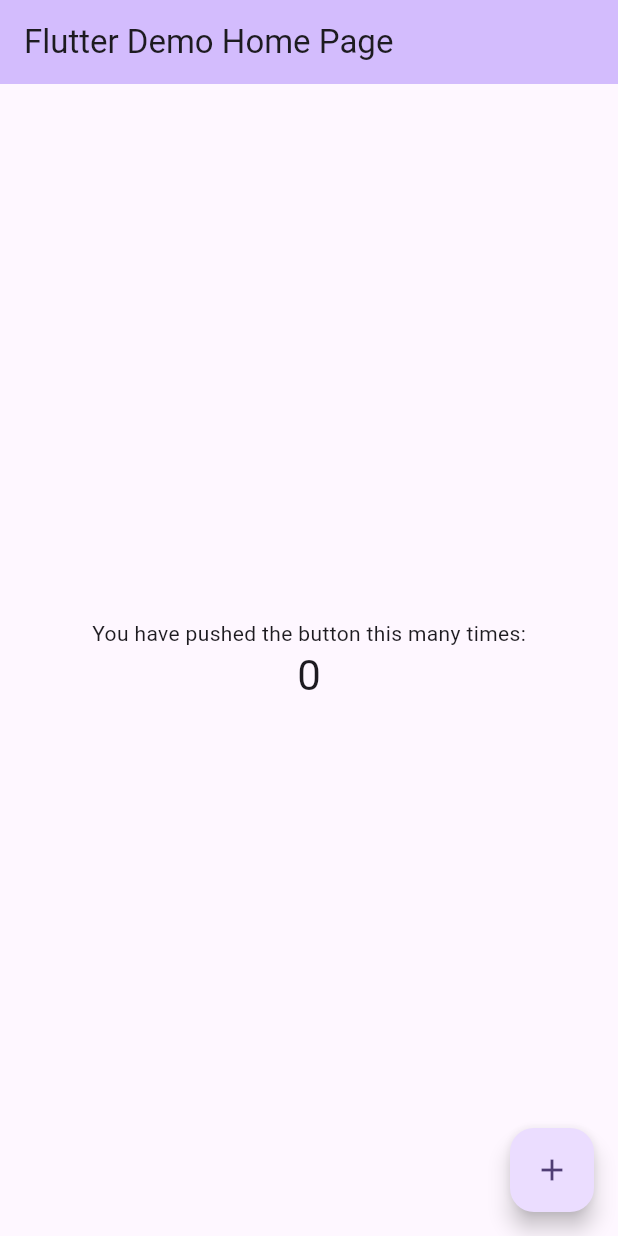
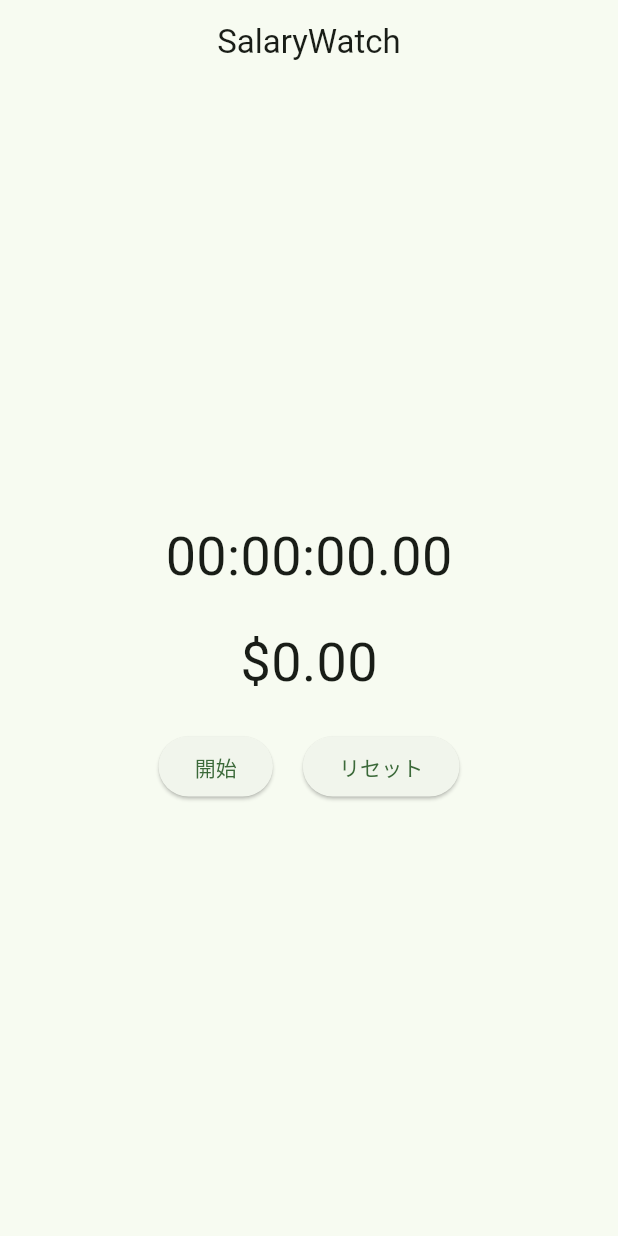
Before and after one commit to twajp/SalaryWatch, a Flutter app: the screen it shows after launch, on a phone screen of 412 x 824 dp. Run offline on Flutter 3.47's test engine with Material 3 defaults, Android fonts, the phone set to English and light mode, and no system bars.

Commit message:
たたき台完成

```diff
--- a/lib/main.dart
+++ b/lib/main.dart
@@ -1,125 +1,153 @@
+import 'dart:async';
 import 'package:flutter/material.dart';
+import 'package:flutter/services.dart';
+import 'package:intl/intl.dart';
 
 void main() {
+  WidgetsFlutterBinding.ensureInitialized();
+  SystemChrome.setPreferredOrientations([
+    // 縦向き
+    DeviceOrientation.portraitUp,
+    DeviceOrientation.portraitDown,
+  ]).then((_) {
     runApp(const MyApp());
+  });
 }
 
 class MyApp extends StatelessWidget {
   const MyApp({super.key});
 
-  // This widget is the root of your application.
   @override
   Widget build(BuildContext context) {
     return MaterialApp(
-      title: 'Flutter Demo',
+      title: 'SalaryWatch',
       theme: ThemeData(
-        // This is the theme of your application.
-        //
-        // TRY THIS: Try running your application with "flutter run". You'll see
-        // the application has a purple toolbar. Then, without quitting the app,
-        // try changing the seedColor in the colorScheme below to Colors.green
-        // and then invoke "hot reload" (save your changes or press the "hot
-        // reload" button in a Flutter-supported IDE, or press "r" if you used
-        // the command line to start the app).
-        //
-        // Notice that the counter didn't reset back to zero; the application
-        // state is not lost during the reload. To reset the state, use hot
-        // restart instead.
-        //
-        // This works for code too, not just values: Most code changes can be
-        // tested with just a hot reload.
-        colorScheme: ColorScheme.fromSeed(seedColor: Colors.deepPurple),
+        colorSchemeSeed: Colors.green,
         useMaterial3: true,
+        brightness: Brightness.light,
       ),
-      home: const MyHomePage(title: 'Flutter Demo Home Page'),
+      darkTheme: ThemeData(
+        colorSchemeSeed: Colors.green,
+        useMaterial3: true,
+        brightness: Brightness.dark,
+      ),
+      debugShowCheckedModeBanner: false,
+      home: const StopwatchPage(title: 'SalaryWatch'),
     );
   }
 }
 
-class MyHomePage extends StatefulWidget {
-  const MyHomePage({super.key, required this.title});
-
-  // This widget is the home page of your application. It is stateful, meaning
-  // that it has a State object (defined below) that contains fields that affect
-  // how it looks.
-
-  // This class is the configuration for the state. It holds the values (in this
-  // case the title) provided by the parent (in this case the App widget) and
-  // used by the build method of the State. Fields in a Widget subclass are
-  // always marked "final".
+class StopwatchPage extends StatefulWidget {
+  const StopwatchPage({super.key, required this.title});
 
   final String title;
 
   @override
-  State<MyHomePage> createState() => _MyHomePageState();
+  StopwatchPageState createState() => StopwatchPageState();
 }
 
-class _MyHomePageState extends State<MyHomePage> {
-  int _counter = 0;
+class StopwatchPageState extends State<StopwatchPage> {
+  Timer? _stopwatchTimer;
+  Timer? _clockTimer;
+  Duration _elapsed = Duration.zero;
+  DateTime _currentTime = DateTime.now();
+  bool _isRunning = false;
+  int hourlyWage = 1200;
 
-  void _incrementCounter() {
+  @override
+  void initState() {
+    super.initState();
+    // 時計用のタイマーを設定して1秒ごとに更新
+    _clockTimer = Timer.periodic(const Duration(seconds: 1), (timer) {
       setState(() {
-      // This call to setState tells the Flutter framework that something has
-      // changed in this State, which causes it to rerun the build method below
-      // so that the display can reflect the updated values. If we changed
-      // _counter without calling setState(), then the build method would not be
-      // called again, and so nothing would appear to happen.
-      _counter++;
+        _currentTime = DateTime.now();
+      });
+    });
+  }
+
+  @override
+  void dispose() {
+    // タイマーのキャンセル
+    _stopwatchTimer?.cancel();
+    _clockTimer?.cancel();
+    super.dispose();
+  }
+
+  void _toggleStopwatch() {
+    if (_isRunning) {
+      // ストップウォッチが動作中の場合、停止
+      _stopwatchTimer?.cancel();
+    } else {
+      // ストップウォッチが停止している場合、開始
+      _stopwatchTimer =
+          Timer.periodic(const Duration(milliseconds: 10), (timer) {
+        setState(() {
+          _elapsed += const Duration(milliseconds: 10);
+        });
+      });
+    }
+    setState(() {
+      _isRunning = !_isRunning; // ストップウォッチの状態をトグル
+    });
+  }
+
+  void _resetStopwatch() {
+    // ストップウォッチをリセット
+    _stopwatchTimer?.cancel();
+    setState(() {
+      _elapsed = Duration.zero;
+      _isRunning = false;
     });
   }
 
   @override
   Widget build(BuildContext context) {
-    // This method is rerun every time setState is called, for instance as done
-    // by the _incrementCounter method above.
-    //
-    // The Flutter framework has been optimized to make rerunning build methods
-    // fast, so that you can just rebuild anything that needs updating rather
-    // than having to individually change instances of widgets.
+    // 端末のロケール情報を取得
+    final Locale currentLocale = Localizations.localeOf(context);
+    // 通貨マークを取得
+    String currencySymbol =
+        NumberFormat.simpleCurrency(locale: currentLocale.toString())
+            .currencySymbol;
+    NumberFormat format = NumberFormat("#,##0.00");
+
     return Scaffold(
       appBar: AppBar(
-        // TRY THIS: Try changing the color here to a specific color (to
-        // Colors.amber, perhaps?) and trigger a hot reload to see the AppBar
-        // change color while the other colors stay the same.
-        backgroundColor: Theme.of(context).colorScheme.inversePrimary,
-        // Here we take the value from the MyHomePage object that was created by
-        // the App.build method, and use it to set our appbar title.
         title: Text(widget.title),
+        centerTitle: true,
       ),
-      body: Center(
-        // Center is a layout widget. It takes a single child and positions it
-        // in the middle of the parent.
-        child: Column(
-          // Column is also a layout widget. It takes a list of children and
-          // arranges them vertically. By default, it sizes itself to fit its
-          // children horizontally, and tries to be as tall as its parent.
-          //
-          // Column has various properties to control how it sizes itself and
-          // how it positions its children. Here we use mainAxisAlignment to
-          // center the children vertically; the main axis here is the vertical
-          // axis because Columns are vertical (the cross axis would be
-          // horizontal).
-          //
-          // TRY THIS: Invoke "debug painting" (choose the "Toggle Debug Paint"
-          // action in the IDE, or press "p" in the console), to see the
-          // wireframe for each widget.
+      body: Column(
         mainAxisAlignment: MainAxisAlignment.center,
-          children: <Widget>[
-            const Text(
-              'You have pushed the button this many times:',
+        children: [
+          Text(
+            '${_elapsed.inHours.toString().padLeft(2, '0')}:'
+            '${(_elapsed.inMinutes % 60).toString().padLeft(2, '0')}:'
+            '${(_elapsed.inSeconds % 60).toString().padLeft(2, '0')}.'
+            '${(_elapsed.inMilliseconds % 1000 / 10).toStringAsFixed(0).padLeft(2, '0')}',
+            style: const TextStyle(fontSize: 36),
           ),
+          const SizedBox(height: 20),
           Text(
-              '$_counter',
-              style: Theme.of(context).textTheme.headlineMedium,
+            '$currencySymbol'
+            '${format.format((_elapsed.inMilliseconds * (hourlyWage / 60 / 60 / 1000)))}',
+            style: const TextStyle(fontSize: 36),
+          ),
+          const SizedBox(height: 20),
+          Row(
+            mainAxisAlignment: MainAxisAlignment.center,
+            children: [
+              ElevatedButton(
+                onPressed: _toggleStopwatch,
+                child: Text(_isRunning == false ? '開始' : '停止'),
+              ),
+              const SizedBox(width: 20),
+              ElevatedButton(
+                onPressed: _resetStopwatch,
+                child: const Text('リセット'),
               ),
             ],
           ),
+        ],
       ),
-      floatingActionButton: FloatingActionButton(
-        onPressed: _incrementCounter,
-        tooltip: 'Increment',
-        child: const Icon(Icons.add),
-      ), // This trailing comma makes auto-formatting nicer for build methods.
     );
   }
 }
--- a/pubspec.yaml
+++ b/pubspec.yaml
@@ -35,6 +35,7 @@ dependencies:
   # The following adds the Cupertino Icons font to your application.
   # Use with the CupertinoIcons class for iOS style icons.
   cupertino_icons: ^1.0.6
+  intl: ^0.18.0
 
 dev_dependencies:
   flutter_test:
```
Also changed, not shown: pubspec.lock. Lines whose indentation alone changed are shown as unchanged.
